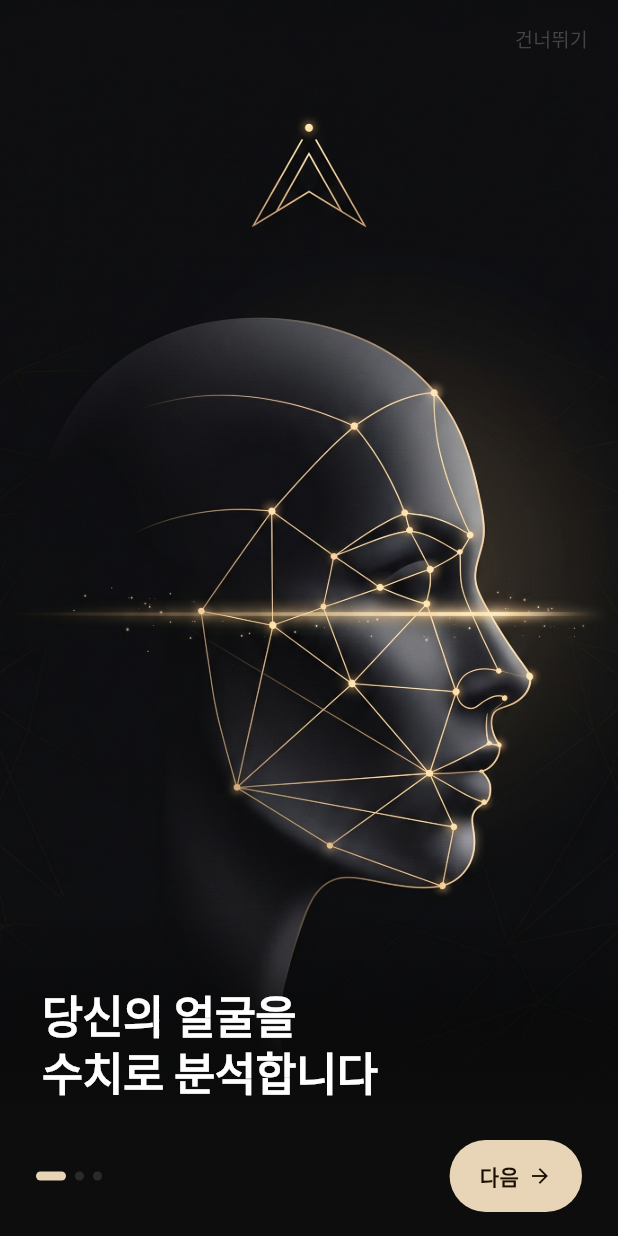
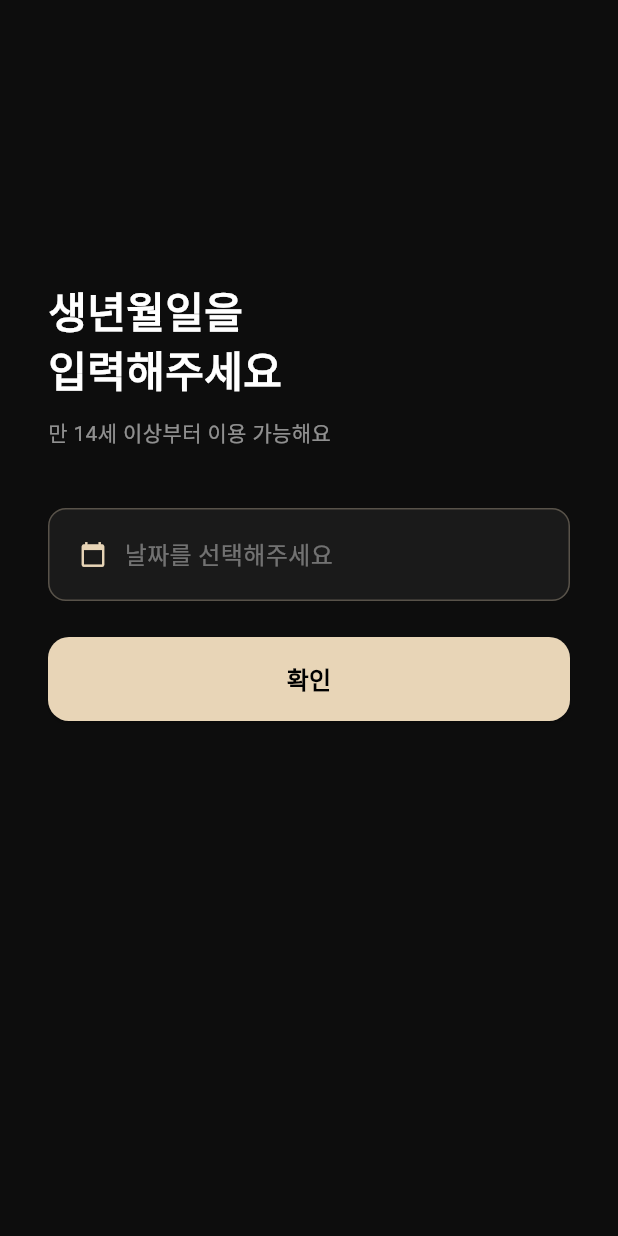
Before and after one commit to nunoring/apex_aura, a Flutter app: the screen it shows after launch, on a phone screen of 412 x 824 dp. Run offline on Flutter 3.47's test engine with Material 3 defaults, Android fonts, the phone set to English and light mode, and no system bars; our stand-ins replace camera, cloud_firestore, firebase_analytics, firebase_core, fl_chart, image_picker and 6 more; missing offline and left inert: gal, google_mlkit_face_detection, purchases_flutter; accounts and stored records are empty.

Commit message:
feat: Block C — 14세 미만 차단 (AgeGateScreen + GPT 이중 안전망)

```diff
--- a/lib/loading_screen.dart
+++ b/lib/loading_screen.dart
@@ -212,7 +212,7 @@ class _LoadingScreenState extends State<LoadingScreen>
       } on _AnalysisException catch (e) {
         _timerController.stop();
         if (mounted) {
-          final isMinor = e.code == 'minor_detected';
+          final isMinor = e.code == 'minor_detected' || e.code == 'age_restriction';
           await showDialog(
             context: context,
             barrierDismissible: false,
--- a/lib/main.dart
+++ b/lib/main.dart
@@ -5,26 +5,35 @@ import 'package:firebase_core/firebase_core.dart';
 import 'onboarding_screen.dart';
 import 'home_screen.dart';
 import 'subscription_service.dart';
+import 'screens/age_gate_screen.dart';
 
 void main() async {
   WidgetsFlutterBinding.ensureInitialized();
   try {
     await Firebase.initializeApp();
-  } catch (_) {
-    // Firebase 초기화 실패 시에도 앱 동작 유지
-  }
+  } catch (_) {}
   await SubscriptionService.init();
   SystemChrome.setPreferredOrientations([DeviceOrientation.portraitUp]);
-  runApp(const MyApp());
-}
 
-Future<bool> _hasSeenOnboarding() async {
   final prefs = await SharedPreferences.getInstance();
-  return prefs.getBool('has_seen_onboarding') ?? false;
+  final userAge = prefs.getInt('user_age');
+  final hasSeenOnboarding = prefs.getBool('has_seen_onboarding') ?? false;
+
+  runApp(MyApp(
+    needsAgeGate: userAge == null,
+    showOnboarding: !hasSeenOnboarding && userAge != null,
+  ));
 }
 
 class MyApp extends StatelessWidget {
-  const MyApp({super.key});
+  final bool needsAgeGate;
+  final bool showOnboarding;
+
+  const MyApp({
+    super.key,
+    this.needsAgeGate = false,
+    this.showOnboarding = false,
+  });
 
   @override
   Widget build(BuildContext context) {
@@ -34,17 +43,34 @@ class MyApp extends StatelessWidget {
       theme: ThemeData(
         scaffoldBackgroundColor: const Color(0xFF0D0D0D),
       ),
-      home: FutureBuilder<bool>(
-        future: _hasSeenOnboarding(),
-        builder: (context, snapshot) {
-          if (!snapshot.hasData) {
-            return const Scaffold(
-              body: Center(child: CircularProgressIndicator()),
-            );
-          }
-          return snapshot.data! ? const HomeScreen() : const OnboardingScreen();
-        },
-      ),
+      home: needsAgeGate
+          ? _AgeGateEntry(showOnboarding: showOnboarding)
+          : showOnboarding
+              ? const OnboardingScreen()
+              : const HomeScreen(),
     );
   }
 }
+
+// AgeGate 통과 후 다음 화면으로 이동
+class _AgeGateEntry extends StatelessWidget {
+  final bool showOnboarding;
+  const _AgeGateEntry({required this.showOnboarding});
+
+  @override
+  Widget build(BuildContext context) {
+    return AgeGateScreen(
+      onPassed: () async {
+        final prefs = await SharedPreferences.getInstance();
+        final seen = prefs.getBool('has_seen_onboarding') ?? false;
+        if (!context.mounted) return;
+        Navigator.pushReplacement(
+          context,
+          MaterialPageRoute(
+            builder: (_) => seen ? const HomeScreen() : const OnboardingScreen(),
+          ),
+        );
+      },
+    );
+  }
+}
--- /dev/null
+++ b/lib/screens/age_gate_screen.dart
@@ -0,0 +1,211 @@
+import 'package:flutter/material.dart';
+import 'package:shared_preferences/shared_preferences.dart';
+
+class AgeGateScreen extends StatefulWidget {
+  final VoidCallback onPassed;
+  const AgeGateScreen({super.key, required this.onPassed});
+
+  @override
+  State<AgeGateScreen> createState() => _AgeGateScreenState();
+}
+
+class _AgeGateScreenState extends State<AgeGateScreen> {
+  DateTime? _selectedDate;
+  bool _showError = false;
+  bool _showBlock = false;
+
+  Future<void> _pickDate() async {
+    final picked = await showDatePicker(
+      context: context,
+      initialDate: DateTime(2000, 1, 1),
+      firstDate: DateTime(1920),
+      lastDate: DateTime.now(),
+      helpText: '생년월일 선택',
+      builder: (context, child) => Theme(
+        data: Theme.of(context).copyWith(
+          colorScheme: const ColorScheme.dark(
+            primary: Color(0xFFE8D5B7),
+            onPrimary: Colors.black,
+            surface: Color(0xFF1A1A1A),
+          ),
+        ),
+        child: child!,
+      ),
+    );
+    if (picked != null) {
+      setState(() {
+        _selectedDate = picked;
+        _showError = false;
+        _showBlock = false;
+      });
+    }
+  }
+
+  Future<void> _confirm() async {
+    if (_selectedDate == null) {
+      setState(() => _showError = true);
+      return;
+    }
+
+    final age = _calcAge(_selectedDate!);
+
+    if (age < 14) {
+      setState(() => _showBlock = true);
+      return;
+    }
+
+    final prefs = await SharedPreferences.getInstance();
+    await prefs.setString('birth_date', _selectedDate!.toIso8601String());
+    await prefs.setInt('user_age', age);
+    widget.onPassed();
+  }
+
+  int _calcAge(DateTime birth) {
+    final now = DateTime.now();
+    int age = now.year - birth.year;
+    if (now.month < birth.month ||
+        (now.month == birth.month && now.day < birth.day)) {
+      age--;
+    }
+    return age;
+  }
+
+  @override
+  Widget build(BuildContext context) {
+    if (_showBlock) return _buildBlockScreen();
+
+    return Scaffold(
+      backgroundColor: const Color(0xFF0D0D0D),
+      body: SafeArea(
+        child: Padding(
+          padding: const EdgeInsets.all(32),
+          child: Column(
+            crossAxisAlignment: CrossAxisAlignment.start,
+            children: [
+              const Spacer(),
+              const Text('생년월일을\n입력해주세요',
+                  style: TextStyle(
+                    color: Colors.white,
+                    fontSize: 28,
+                    fontWeight: FontWeight.bold,
+                    height: 1.4,
+                  )),
+              const SizedBox(height: 12),
+              const Text('만 14세 이상부터 이용 가능해요',
+                  style: TextStyle(color: Colors.white54, fontSize: 14)),
+              const SizedBox(height: 40),
+              GestureDetector(
+                onTap: _pickDate,
+                child: Container(
+                  width: double.infinity,
+                  padding: const EdgeInsets.symmetric(
+                      horizontal: 20, vertical: 18),
+                  decoration: BoxDecoration(
+                    color: const Color(0xFF1A1A1A),
+                    borderRadius: BorderRadius.circular(12),
+                    border: Border.all(
+                      color: _showError
+                          ? Colors.redAccent
+                          : const Color(0xFFE8D5B7).withAlpha(77),
+                    ),
+                  ),
+                  child: Row(
+                    children: [
+                      const Icon(Icons.calendar_today,
+                          color: Color(0xFFE8D5B7), size: 18),
+                      const SizedBox(width: 12),
+                      Text(
+                        _selectedDate == null
+                            ? '날짜를 선택해주세요'
+                            : '${_selectedDate!.year}년 '
+                                '${_selectedDate!.month}월 '
+                                '${_selectedDate!.day}일',
+                        style: TextStyle(
+                          color: _selectedDate == null
+                              ? Colors.white38
+                              : Colors.white,
+                          fontSize: 16,
+                        ),
+                      ),
+                    ],
+                  ),
+                ),
+              ),
+              if (_showError) ...[
+                const SizedBox(height: 8),
+                const Text('생년월일을 선택해주세요',
+                    style:
+                        TextStyle(color: Colors.redAccent, fontSize: 12)),
+              ],
+              const SizedBox(height: 24),
+              ElevatedButton(
+                onPressed: _confirm,
+                style: ElevatedButton.styleFrom(
+                  backgroundColor: const Color(0xFFE8D5B7),
+                  foregroundColor: Colors.black,
+                  minimumSize: const Size(double.infinity, 56),
+                  shape: RoundedRectangleBorder(
+                      borderRadius: BorderRadius.circular(14)),
+                ),
+                child: const Text('확인',
+                    style: TextStyle(
+                        fontWeight: FontWeight.bold, fontSize: 16)),
+              ),
+              const Spacer(flex: 2),
+            ],
+          ),
+        ),
+      ),
+    );
+  }
+
+  Widget _buildBlockScreen() {
+    return Scaffold(
+      backgroundColor: const Color(0xFF0D0D0D),
+      body: SafeArea(
+        child: Padding(
+          padding: const EdgeInsets.all(32),
+          child: Column(
+            mainAxisAlignment: MainAxisAlignment.center,
+            children: [
+              const Text('🔒', style: TextStyle(fontSize: 56)),
+              const SizedBox(height: 24),
+              const Text(
+                '만 14세 이상부터\n이용 가능해요',
+                style: TextStyle(
+                  color: Colors.white,
+                  fontSize: 24,
+                  fontWeight: FontWeight.bold,
+                  height: 1.5,
+                ),
+                textAlign: TextAlign.center,
+              ),
+              const SizedBox(height: 12),
+              const Text(
+                '본인 사진을 다시\n확인해주세요',
+                style: TextStyle(
+                    color: Colors.white54, fontSize: 15, height: 1.5),
+                textAlign: TextAlign.center,
+              ),
+              const SizedBox(height: 40),
+              OutlinedButton(
+                onPressed: () => setState(() {
+                  _showBlock = false;
+                  _selectedDate = null;
+                }),
+                style: OutlinedButton.styleFrom(
+                  foregroundColor: Colors.white70,
+                  side: const BorderSide(color: Colors.white24),
+                  minimumSize: const Size(double.infinity, 52),
+                  shape: RoundedRectangleBorder(
+                      borderRadius: BorderRadius.circular(12)),
+                ),
+                child: const Text('다시 입력하기'),
+              ),
+            ],
+          ),
+        ),
+      ),
+    );
+  }
+}
```
Also changed, not shown: 1 other file.
